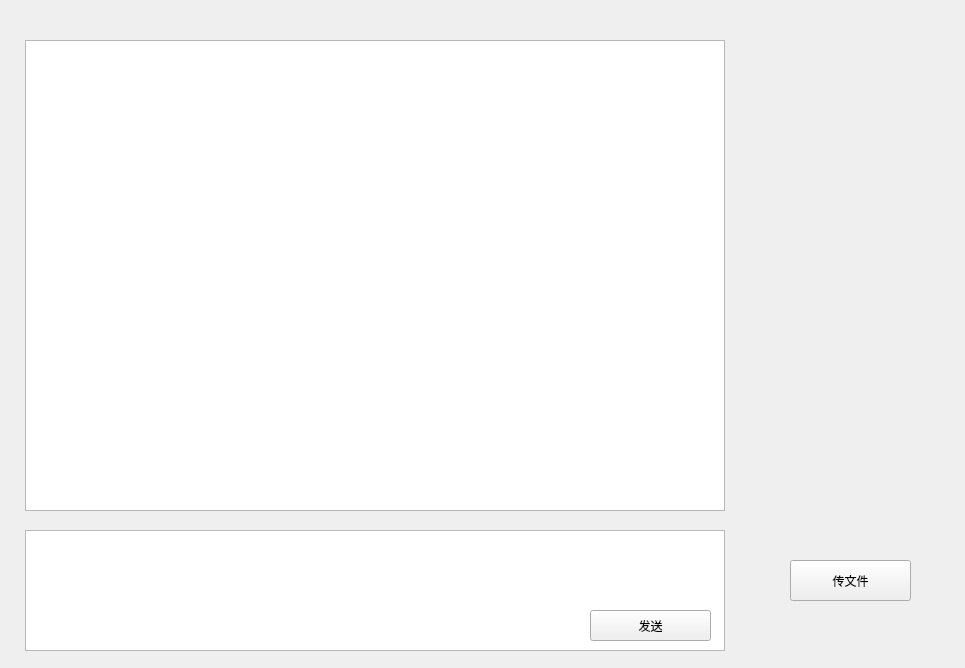
Before: the Qt Designer form chatform.ui in hellightning/QTencentClient, drawn with Qt 5.
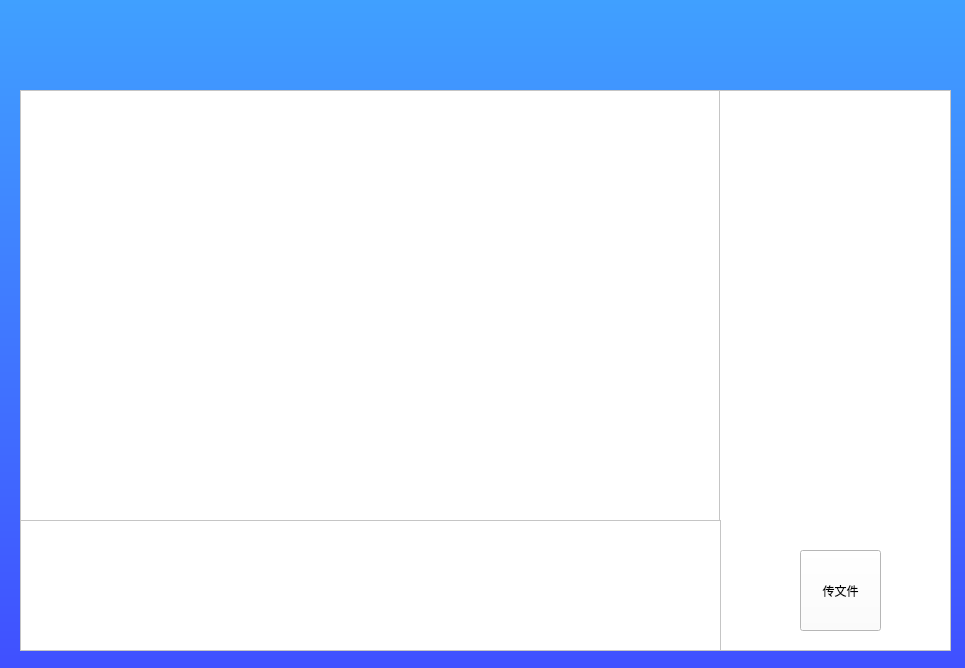
After: the same form once the commit is applied. Icons and pictures are not drawn.

What changed in the file:
```diff
--- a/chatform.ui
+++ b/chatform.ui
@@ -13,32 +13,53 @@
   <property name="windowTitle">
    <string>Form</string>
   </property>
+  <property name="styleSheet">
+   <string notr="true">background-color: qlineargradient(spread:pad, x1:0, y1:1, x2:0, y2:0, stop:0 rgba(64, 80, 255, 255), stop:1 rgba(64, 160, 255, 255));</string>
+  </property>
+  <widget class="QFrame" name="frame">
+   <property name="geometry">
+    <rect>
+     <x>20</x>
+     <y>90</y>
+     <width>931</width>
+     <height>561</height>
+    </rect>
+   </property>
+   <property name="styleSheet">
+    <string notr="true">background-color: white;</string>
+   </property>
+   <property name="frameShape">
+    <enum>QFrame::StyledPanel</enum>
+   </property>
+   <property name="frameShadow">
+    <enum>QFrame::Raised</enum>
+   </property>
   <widget class="QListWidget" name="MsgBoard">
    <property name="geometry">
     <rect>
-     <x>25</x>
-     <y>40</y>
+      <x>0</x>
+      <y>0</y>
      <width>700</width>
-     <height>471</height>
+      <height>431</height>
     </rect>
    </property>
   </widget>
   <widget class="QTextEdit" name="typeBoard">
    <property name="geometry">
     <rect>
-     <x>25</x>
-     <y>530</y>
-     <width>700</width>
-     <height>121</height>
+      <x>0</x>
+      <y>430</y>
+      <width>701</width>
+      <height>131</height>
     </rect>
    </property>
   </widget>
   <widget class="QPushButton" name="sendMessageButton">
    <property name="geometry">
     <rect>
-     <x>590</x>
-     <y>610</y>
-     <width>121</width>
+      <x>600</x>
+      <y>580</y>
+      <width>91</width>
      <height>31</height>
     </rect>
    </property>
@@ -49,15 +70,19 @@
   <widget class="QPushButton" name="sendFileBtn">
    <property name="geometry">
     <rect>
-     <x>790</x>
-     <y>560</y>
-     <width>121</width>
-     <height>41</height>
-    </rect>
-   </property>
+      <x>780</x>
+      <y>460</y>
+      <width>81</width>
+      <height>81</height>
+     </rect>
+    </property>
+    <property name="styleSheet">
+     <string notr="true">border-image: url(:/images/images/file.png);</string>
+    </property>
    <property name="text">
     <string>传文件</string>
    </property>
+   </widget>
   </widget>
  </widget>
  <resources/>
```
Lines whose indentation alone changed are shown as unchanged.
